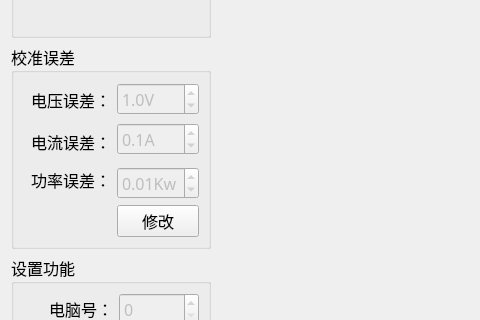
The window that PDU-CalibrateTool/setups/setup_mainwid.ui (ChinaClever/PDU-CalibrateTool) describes before a commit, drawn with Qt 5; both pictures show x 0 to 480 and y 171 to 491 of the 1023 by 717 pixel window.
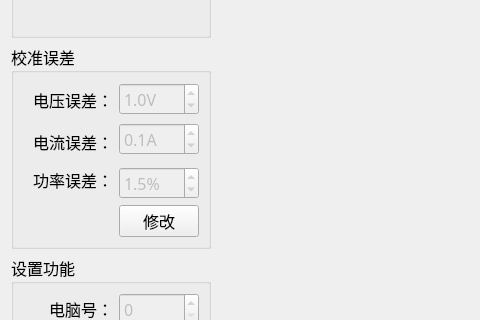
The same window after the commit.

Commit message: 功率误差范围使用百分比

Patch:
```diff
--- a/PDU-CalibrateTool/setups/setup_mainwid.ui
+++ b/PDU-CalibrateTool/setups/setup_mainwid.ui
@@ -222,19 +222,22 @@
          <string/>
         </property>
         <property name="suffix">
-         <string>Kw</string>
+         <string>%</string>
         </property>
         <property name="decimals">
-         <number>2</number>
+         <number>1</number>
+        </property>
+        <property name="minimum">
+         <double>0.000000000000000</double>
         </property>
         <property name="maximum">
-         <double>0.200000000000000</double>
+         <double>10.000000000000000</double>
         </property>
         <property name="singleStep">
          <double>0.010000000000000</double>
         </property>
         <property name="value">
-         <double>0.010000000000000</double>
+         <double>1.500000000000000</double>
         </property>
        </widget>
       </item>
```
Left out of the diff: 2 changed lines with no effect on the pictures. The commit also changes 2 other files.
